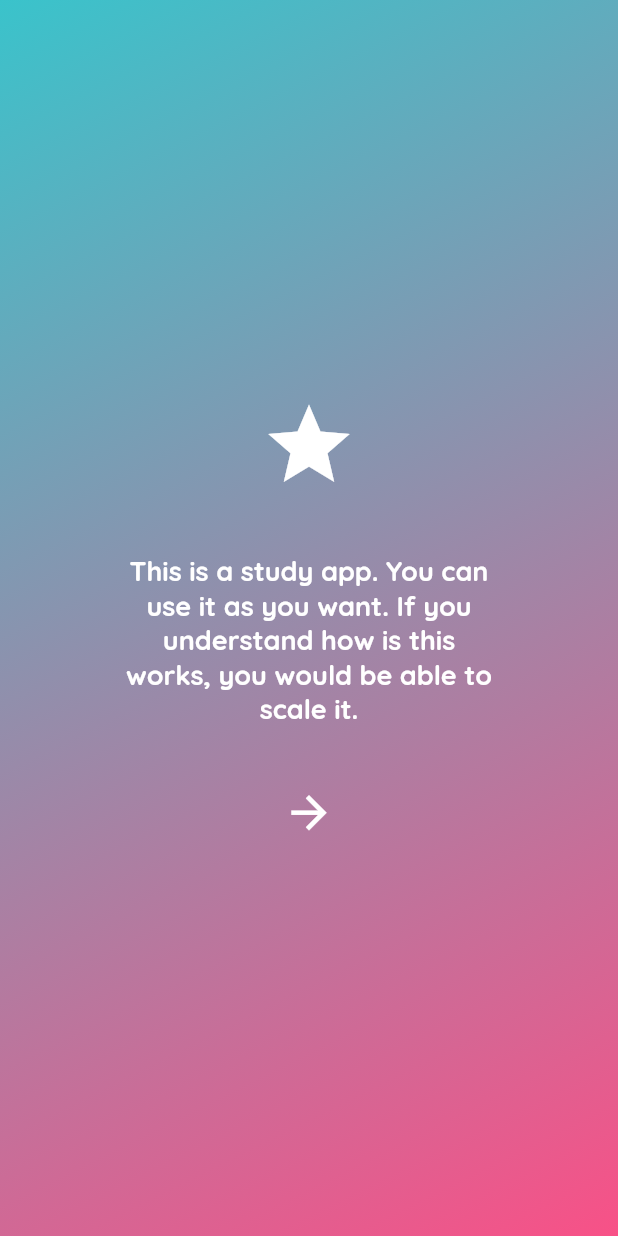
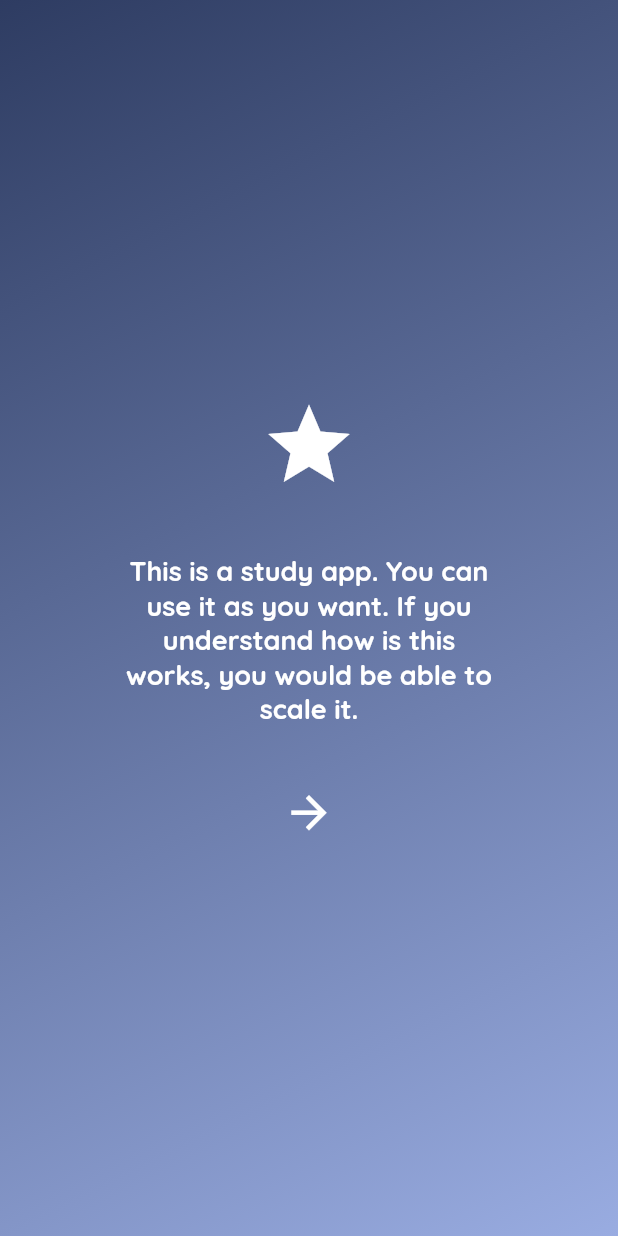
Before and after one commit to banku27/Study_App_Firebase, a Flutter app: the screen it shows after launch, on a phone screen of 412 x 824 dp. Run offline on Flutter 3.47's test engine with Material 2 defaults, Android fonts, the phone set to English and light mode, and no system bars; our stand-ins replace cloud_firestore, firebase_core, get, google_fonts; accounts and stored records are empty; project files that could hold a hidden picture were left out.

Commit message:
added both themes

```diff
--- a/lib/bindings/initial_bindings.dart
+++ b/lib/bindings/initial_bindings.dart
@@ -1,9 +1,11 @@
 import 'package:get/get.dart';
 import 'package:study_app_firebase/controllers/auth_controller.dart';
+import 'package:study_app_firebase/controllers/theme_controller.dart';
 
 class InitialBindings implements Bindings {
   @override
   void dependencies() {
+    Get.put(ThemeController());
     Get.put(AuthController(), permanent: true);
   }
 }
--- a/lib/configs/themes/app_light_theme.dart
+++ b/lib/configs/themes/app_light_theme.dart
@@ -6,7 +6,7 @@ const Color primaryColorLight = Color(0xfff85187);
 const Color mainTextColorLight = Color.fromARGB(255, 40, 40, 40);
 
 class LightTheme with SubThemeData {
-  buildLightTheme() {
+  ThemeData buildLightTheme() {
     final ThemeData systemLightTheme = ThemeData.light();
     return systemLightTheme.copyWith(
       iconTheme: getIconTheme(),
--- /dev/null
+++ b/lib/controllers/theme_controller.dart
@@ -0,0 +1,23 @@
+import 'package:flutter/material.dart';
+import 'package:get/get.dart';
+import 'package:study_app_firebase/configs/themes/app_dark_theme.dart';
+import 'package:study_app_firebase/configs/themes/app_light_theme.dart';
+
+class ThemeController extends GetxController {
+  late ThemeData _darkTheme;
+  late ThemeData _lightTheme;
+
+  @override
+  void onInit() {
+    initializeThemeData();
+    super.onInit();
+  }
+
+  initializeThemeData() {
+    _darkTheme = DarkTheme().buildDarkTheme();
+    _lightTheme = LightTheme().buildLightTheme();
+  }
+
+  ThemeData get darkTheme => _darkTheme;
+  ThemeData get lightTheme => _lightTheme;
+}
--- a/lib/main.dart
+++ b/lib/main.dart
@@ -4,6 +4,7 @@ import 'package:get/get.dart';
 import 'package:study_app_firebase/app_routes..dart';
 import 'package:study_app_firebase/bindings/initial_bindings.dart';
 import 'package:study_app_firebase/configs/themes/app_light_theme.dart';
+import 'package:study_app_firebase/controllers/theme_controller.dart';
 import 'package:study_app_firebase/data_uploader_screen.dart';
 import 'package:study_app_firebase/firebase_options.dart';
 import 'package:study_app_firebase/screens/introduction/introduction.dart';
@@ -21,7 +22,7 @@ class MyApp extends StatelessWidget {
   @override
   Widget build(BuildContext context) {
     return GetMaterialApp(
-      theme: LightTheme().buildLightTheme(),
+      theme: Get.find<ThemeController>().darkTheme,
       getPages: AppRoutes.routes(),
       debugShowCheckedModeBanner: false,
       // home: const AppIntroductionScreen(),
```
Also changed, not shown: lib/services/firebase_storage_services.dart (added).
